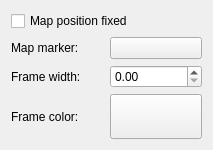
This is qgis/src/ui/qgsannotationwidgetbase.ui in sourcepole/qgis as Qt 5 draws it before an edit. The edited form follows.
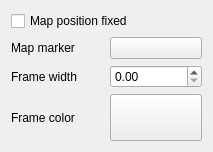
This is the edited form. Custom widgets are drawn as their Qt base class.

Commit message: HIG compliance updates for annotation dialogs

Diff of the .ui file:
```diff
--- a/qgis/src/ui/qgsannotationwidgetbase.ui
+++ b/qgis/src/ui/qgsannotationwidgetbase.ui
@@ -7,7 +7,7 @@
     <x>0</x>
     <y>0</y>
     <width>213</width>
-    <height>150</height>
+    <height>152</height>
    </rect>
   </property>
   <property name="windowTitle">
@@ -26,7 +26,10 @@
      <item>
       <widget class="QLabel" name="mMapMarkerLabel">
        <property name="text">
-        <string>Map marker:</string>
+        <string>Map marker</string>
+       </property>
+       <property name="buddy">
+        <cstring>mMapMarkerButton</cstring>
        </property>
       </widget>
      </item>
@@ -44,7 +47,10 @@
      <item>
       <widget class="QLabel" name="mFrameWidthLabel">
        <property name="text">
-        <string>Frame width:</string>
+        <string>Frame width</string>
+       </property>
+       <property name="buddy">
+        <cstring>mFrameWidthSpinBox</cstring>
        </property>
       </widget>
      </item>
@@ -58,7 +64,10 @@
      <item>
       <widget class="QLabel" name="mFrameColorLabel">
        <property name="text">
-        <string>Frame color:</string>
+        <string>Frame color</string>
+       </property>
+       <property name="buddy">
+        <cstring>mFrameColorButton</cstring>
        </property>
       </widget>
      </item>
```
The commit also changes 1 other file.
